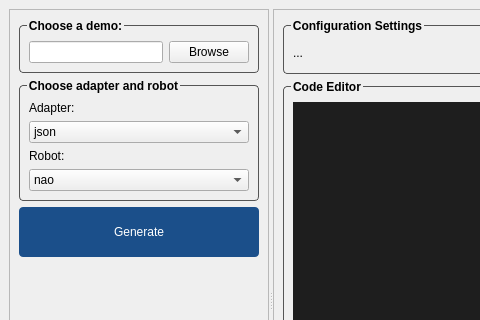
vetlemknutsen/robot_motion_generation, file ros_ws/src/my_qt_gui/ui/main_window.ui: the form before one commit; both pictures show x 0 to 480 and y 0 to 320 of the 1071 by 622 pixel window.
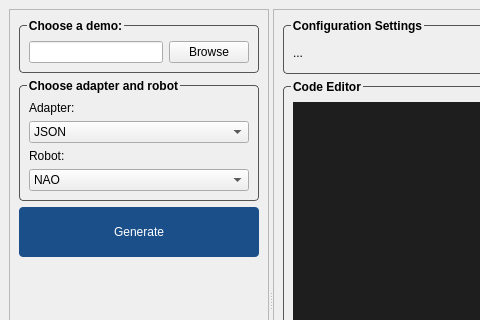
The form after the commit.

Commit message: Changed dropdown names

What changed in the file:
```diff
--- a/ros_ws/src/my_qt_gui/ui/main_window.ui
+++ b/ros_ws/src/my_qt_gui/ui/main_window.ui
@@ -119,7 +119,7 @@
             <widget class="QComboBox" name="adapterBox">
              <item>
               <property name="text">
-               <string>json</string>
+               <string>JSON</string>
               </property>
              </item>
              <item>
@@ -140,7 +140,7 @@
             <widget class="QComboBox" name="robotBox">
              <item>
               <property name="text">
-               <string>nao</string>
+               <string>NAO</string>
               </property>
              </item>
              <item>
```
Left out of the diff: 11 changed lines with no effect on the pictures. The commit also changes 2 other files.
